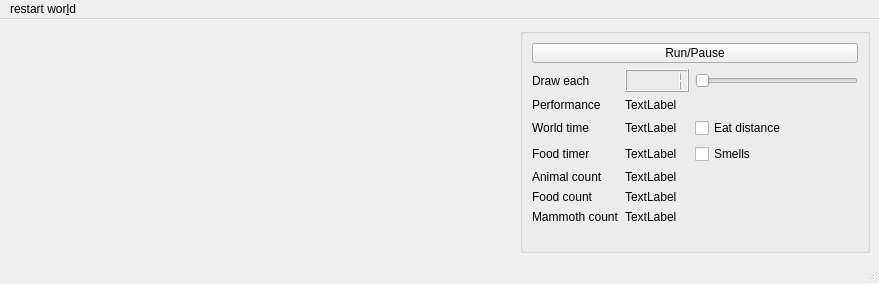
zshimanchik/animals, file animals/main_window.ui: the form before one commit.
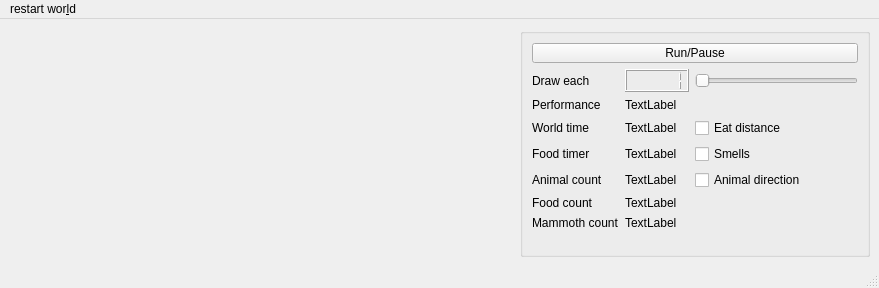
The form after the commit.

Commit message: drawing animal energy fullness and animal direction

Patch:
```diff
--- a/animals/main_window.ui
+++ b/animals/main_window.ui
@@ -7,7 +7,7 @@
     <x>0</x>
     <y>0</y>
     <width>879</width>
-    <height>284</height>
+    <height>288</height>
    </rect>
   </property>
   <property name="windowTitle">
@@ -193,6 +193,13 @@
          </property>
         </widget>
        </item>
+       <item row="5" column="2">
+        <widget class="QCheckBox" name="animal_direction_checkbox">
+         <property name="text">
+          <string>Animal direction</string>
+         </property>
+        </widget>
+       </item>
       </layout>
      </widget>
     </item>
```
The commit also changes 2 other files.
